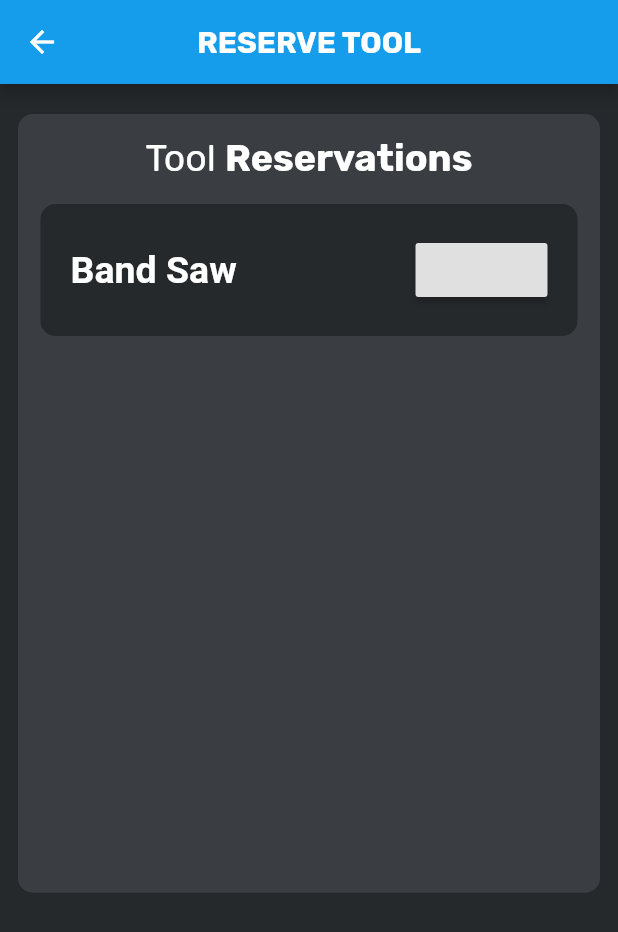
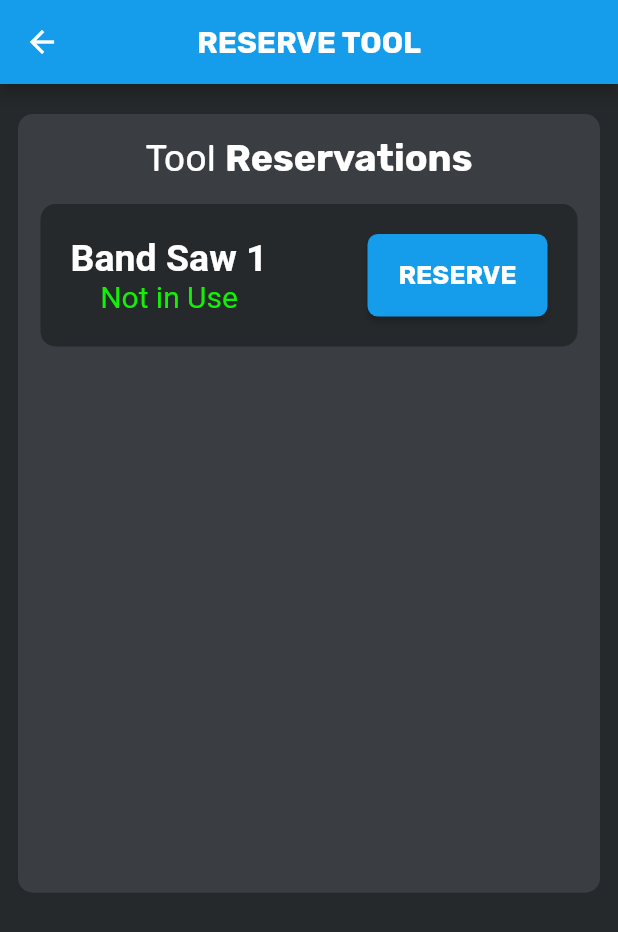
Before and after one commit to Team-Optix-3749/OptixToolkit, a Flutter app: the ToolReserve screen opened directly, on a phone screen of 412 x 824 dp. Shown: the top 932 px of the screen. Run offline on Flutter 3.47's test engine with Material 2 defaults, Android fonts, the phone set to English and light mode, and no system bars; our stand-ins replace firebase_auth, google_fonts, percent_indicator; missing offline and left inert: barcode_scan, loading_animations; accounts and stored records are empty.

Commit message:
style tool reserve item

```diff
--- a/lib/ui/tools/ToolReserveItem.dart
+++ b/lib/ui/tools/ToolReserveItem.dart
@@ -11,15 +11,26 @@ class ToolReserveItem extends StatelessWidget {
 
   @override
   Widget build(BuildContext context) {
-    return GestureDetector(
-      onTap: () {
-        NavigationService.goTo(
-          PageRouteBuilder(
-            pageBuilder: (context, animation1, animation2) => ToolReserve(),
+    final Color green = Color(0xff15ee07);
+    final Color yellow = Color(0xffebe712);
+    final Color red = Color(0xffd5212c);
+
+    final Map<String, TextStyle> statusColor = {
+      "notInUse": GoogleFonts.rubik(
+        color: green,
+        fontSize: 15.0,
       ),
-        );
-      },
-      child: Container(
+      "reserved": GoogleFonts.rubik(
+        color: yellow,
+        fontSize: 15.0,
+      ),
+      "outOfService": GoogleFonts.rubik(
+        color: red,
+        fontSize: 15.0,
+      ),
+    };
+
+    return Container(
       margin: EdgeInsets.only(bottom: 10),
       width: 330,
       decoration: BoxDecoration(
@@ -35,14 +46,29 @@ class ToolReserveItem extends StatelessWidget {
               children: [
                 RichText(
                   text: TextSpan(
-                      style: GoogleFonts.rubik(
-                          color: Colors.white, fontSize: 20.0),
+                    style:
+                        GoogleFonts.rubik(color: Colors.white, fontSize: 20.0),
                     children: <TextSpan>[
                       TextSpan(
-                          text: "Band Saw",
+                        text: "Band Saw 1",
                         style: TextStyle(
                           fontWeight: FontWeight.bold,
                           fontSize: 25.0,
+                        ),
+                      ),
+                    ],
+                  ),
+                ),
+                RichText(
+                  text: TextSpan(
+                    style:
+                        GoogleFonts.rubik(color: Colors.white, fontSize: 20.0),
+                    children: <TextSpan>[
+                      TextSpan(
+                        text: "Not in Use",
+                        style: TextStyle(
+                          color: green,
+                          fontSize: 20.0,
                         ),
                       ),
                     ],
@@ -52,7 +78,13 @@ class ToolReserveItem extends StatelessWidget {
             ),
             Row(
               children: [
-                  RaisedButton(
+                ButtonTheme(
+                  minWidth: 120,
+                  height: 55,
+                  shape: RoundedRectangleBorder(
+                    borderRadius: BorderRadius.circular(7.0),
+                  ),
+                  child: RaisedButton(
                     onPressed: () {
                       NavigationService.goTo(
                         PageRouteBuilder(
@@ -61,13 +93,22 @@ class ToolReserveItem extends StatelessWidget {
                         ),
                       );
                     },
+                    child: Text(
+                      'RESERVE',
+                      style: GoogleFonts.rubik(
+                        fontSize: 17,
+                        fontWeight: FontWeight.bold,
+                        color: Colors.white,
+                      ),
+                    ),
+                    color: Color(0xff159deb),
+                  ),
                 ),
               ],
             ),
           ],
         ),
       ),
-      ),
     );
   }
 }
```
Lines whose indentation alone changed are shown as unchanged.
